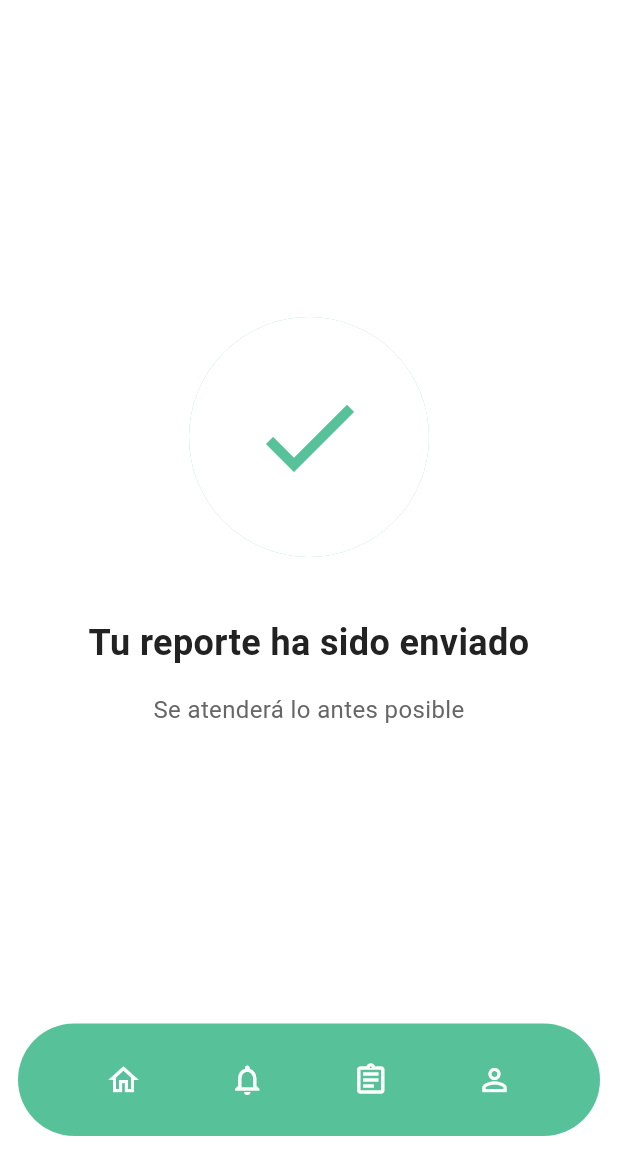
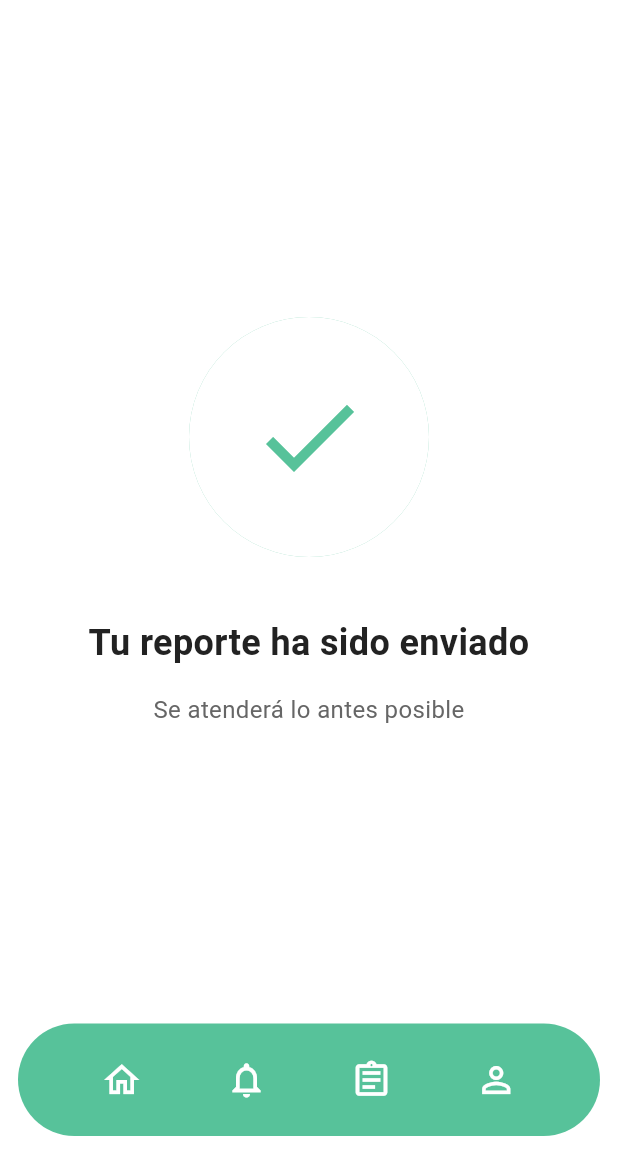
Before and after one commit to KarlaFR05/Huellitas, a Flutter app: the ReportSuccessScreen screen opened directly, on a phone screen of 412 x 824 dp, the part 82-1236 px from its top. Run offline on Flutter 3.47's test engine with Material 3 defaults, Android fonts, the phone set to English and light mode, and no system bars; our stand-ins replace flutter_map, go_router, image_picker, latlong2.

Commit message:
fixed report screen

```diff
--- a/lib/componentes/reporte/presentation/report_success_screen.dart
+++ b/lib/componentes/reporte/presentation/report_success_screen.dart
@@ -1,7 +1,6 @@
 import 'package:flutter/material.dart';
 import '../../../../componentes/home/home_screen.dart';
 import '../../../../styles/constantes/app_colors.dart';
-import 'widgets/bottom_bar.dart';
 
 class ReportSuccessScreen extends StatelessWidget {
   final bool isSuccess;
@@ -127,7 +126,59 @@ class ReportSuccessScreen extends StatelessWidget {
           ],
         ),
       ),
-      bottomNavigationBar: const BottomBarWidget(),
+      bottomNavigationBar: _buildBottomBar(context),
+    );
+  }
+
+  Widget _buildBottomBar(BuildContext context) {
+    return Container(
+      height: 75,
+      margin: const EdgeInsets.all(12),
+      decoration: BoxDecoration(
+        color: AppColors.primary,
+        borderRadius: BorderRadius.circular(40),
+      ),
+      child: Row(
+        mainAxisAlignment: MainAxisAlignment.spaceEvenly,
+        children: [
+          // Ícono de inicio - Navega al Home
+          GestureDetector(
+            onTap: () {
+              Navigator.of(context).pushAndRemoveUntil(
+                MaterialPageRoute(
+                  builder: (context) => const HomeScreen(),
+                ),
+                (route) => false,
+              );
+            },
+            child: const Column(
+              mainAxisAlignment: MainAxisAlignment.center,
+              children: [
+                Icon(
+                  Icons.home_outlined,
+                  color: Colors.white,
+                  size: 28,
+                ),
+              ],
+            ),
+          ),
+          const Icon(
+            Icons.notifications_none,
+            color: Colors.white,
+            size: 28,
+          ),
+          const Icon(
+            Icons.assignment_outlined,
+            color: Colors.white,
+            size: 28,
+          ),
+          const Icon(
+            Icons.person_outline,
+            color: Colors.white,
+            size: 28,
+          ),
+        ],
+      ),
     );
   }
 }
```
Also changed, not shown: lib/componentes/reporte/presentation/report_form_screen.dart (+83 -44 lines).
